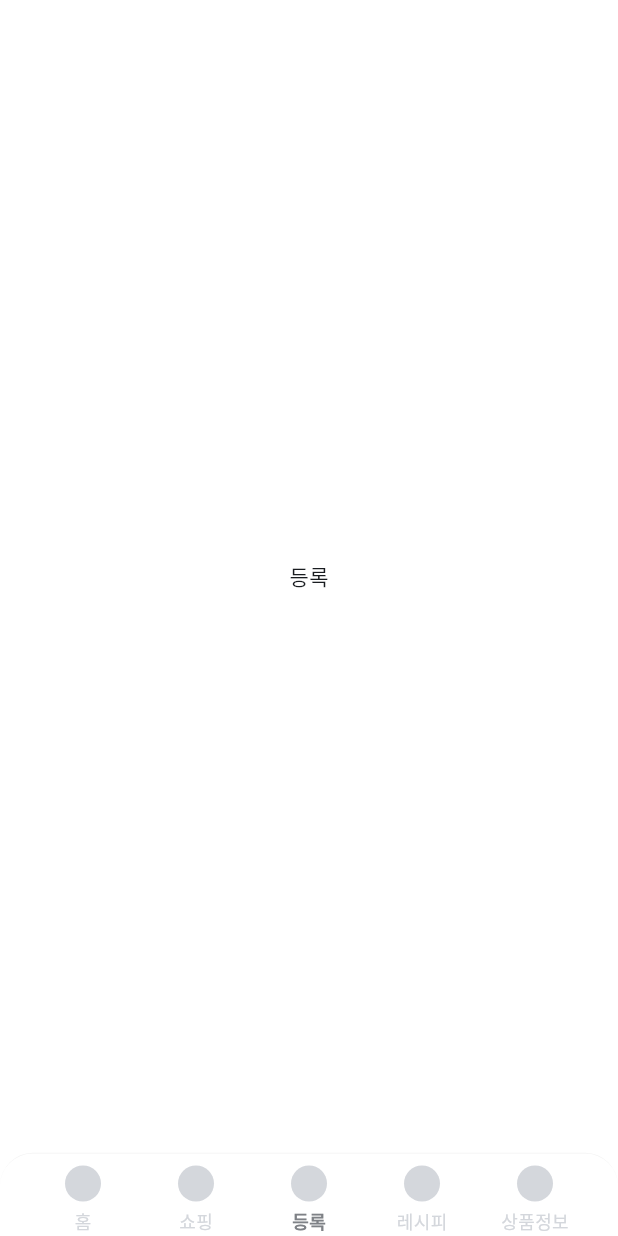
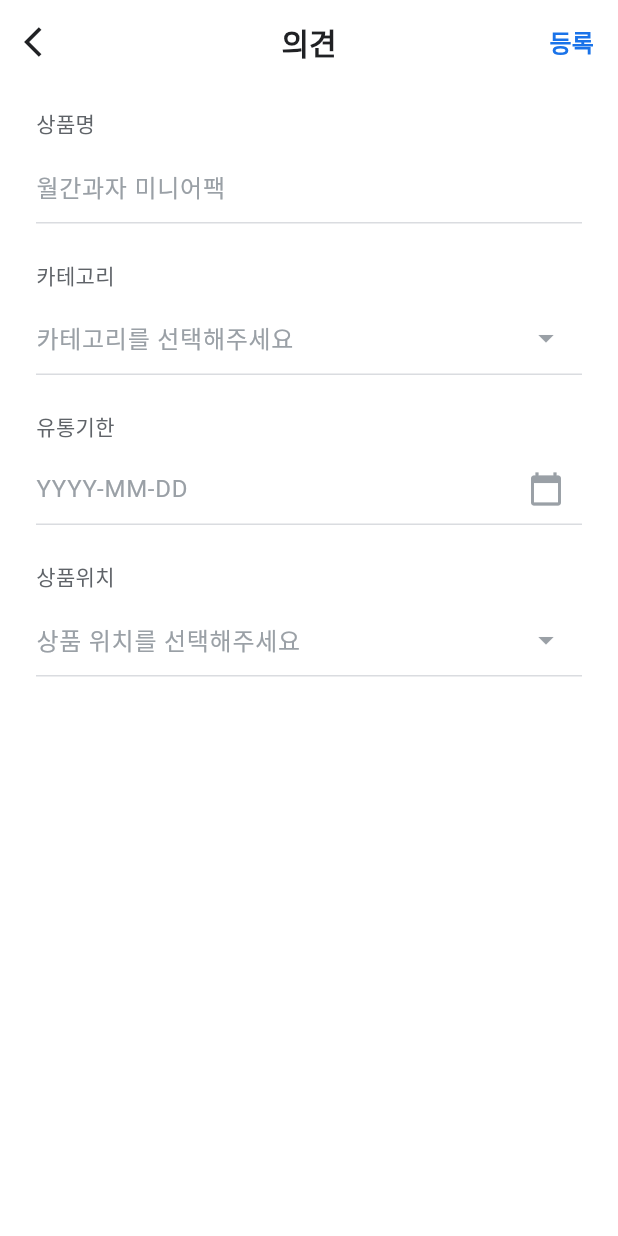
Before and after one commit to ngsgh/hoonapp010704, a Flutter app: the screen it shows after launch, item 2 of the bottom bar chosen, after a tap on "등록", on a phone screen of 412 x 824 dp. Run offline on Flutter 3.47's test engine with Material 3 defaults, Android fonts, the phone set to English and light mode, and no system bars.

Commit message:
등록페이지 완성

```diff
--- a/lib/core/theme/app_colors.dart
+++ b/lib/core/theme/app_colors.dart
@@ -1,29 +1,13 @@
 import 'package:flutter/material.dart';
 
 class AppColors {
-  // Primary Colors
-  static const Color primary = Color(0xFF2196F3);
-  static const Color primaryDark = Color(0xFF1976D2);
-  static const Color primaryLight = Color(0xFF64B5F6);
+  static const white = Colors.white;
+  static const background = Colors.white;
+  static const primary = Color(0xFF1A73E9);
 
-  // Secondary Colors
-  static const Color secondary = Color(0xFF757575);
-  static const Color secondaryDark = Color(0xFF616161);
-  static const Color secondaryLight = Color(0xFFBDBDBD);
-
-  // Status Colors
-  static const Color success = Color(0xFF4CAF50);
-  static const Color warning = Color(0xFFFFC107);
-  static const Color error = Color(0xFFE53935);
-  static const Color info = Color(0xFF2196F3);
-
-  // Background Colors
-  static const Color background = Color(0xFFFFFFFF);
-  static const Color surface = Color(0xFFF5F5F5);
-  static const Color card = Color(0xFFFFFFFF);
-
-  // Text Colors
-  static const Color textPrimary = Color(0xFF212121);
-  static const Color textSecondary = Color(0xFF757575);
-  static const Color textHint = Color(0xFF9E9E9E);
+  // Grey scale
+  static const grey900 = Color(0xFF202124);
+  static const grey700 = Color(0xFF5F6368);
+  static const grey500 = Color(0xFF9AA0A6);
+  static const grey300 = Color(0xFFDADCE0);
 }
--- a/lib/core/theme/app_spacing.dart
+++ b/lib/core/theme/app_spacing.dart
@@ -1,8 +1,5 @@
 class AppSpacing {
-  static const double xs = 4.0;
-  static const double sm = 8.0;
-  static const double md = 16.0;
-  static const double lg = 24.0;
-  static const double xl = 32.0;
-  static const double xxl = 40.0;
+  static const double small = 8.0;
+  static const double medium = 16.0;
+  static const double large = 24.0;
 }
--- a/lib/core/theme/app_typography.dart
+++ b/lib/core/theme/app_typography.dart
@@ -1,36 +1,31 @@
 import 'package:flutter/material.dart';
-import '../constants/platform_check.dart';
+import 'app_colors.dart';
 
 class AppTypography {
-  static TextTheme get textTheme {
-    if (PlatformCheck.isIOS) {
-      return const TextTheme(
-        displayLarge: TextStyle(
-          fontFamily: '.SF Pro Display',
-          fontSize: 34,
-          fontWeight: FontWeight.bold,
-        ),
-        displayMedium: TextStyle(
-          fontFamily: '.SF Pro Display',
-          fontSize: 28,
-          fontWeight: FontWeight.bold,
-        ),
-        // ... iOS 스타일 계속
-      );
-    }
+  static const title = TextStyle(
+    fontSize: 20,
+    fontWeight: FontWeight.w600,
+  );
 
-    return const TextTheme(
-      displayLarge: TextStyle(
-        fontFamily: 'Roboto',
-        fontSize: 34,
-        fontWeight: FontWeight.bold,
-      ),
-      displayMedium: TextStyle(
-        fontFamily: 'Roboto',
-        fontSize: 28,
-        fontWeight: FontWeight.bold,
-      ),
-      // ... Material 스타일 계속
-    );
-  }
+  static const button = TextStyle(
+    fontSize: 16,
+    fontWeight: FontWeight.w600,
+  );
+
+  static const label = TextStyle(
+    fontSize: 14,
+    fontWeight: FontWeight.w500,
+  );
+
+  static const body = TextStyle(
+    fontSize: 16,
+    fontWeight: FontWeight.w400,
+  );
+
+  static final textTheme = TextTheme(
+    titleLarge: title.copyWith(color: AppColors.grey900),
+    bodyLarge: body.copyWith(color: AppColors.grey900),
+    bodyMedium: label.copyWith(color: AppColors.grey700),
+    labelLarge: button.copyWith(color: AppColors.primary),
+  );
 }
--- /dev/null
+++ b/lib/features/product_register/domain/constants/product_categories.dart
@@ -0,0 +1,15 @@
+enum ProductCategory {
+  meat('육류'),
+  vegetable('채소'),
+  fruit('과일'),
+  seafood('해산물'),
+  dairy('유제품'),
+  beverage('음료'),
+  sauce('소스/양념'),
+  snack('과자/간식'),
+  frozen('냉동식품'),
+  other('기타');
+
+  final String label;
+  const ProductCategory(this.label);
+}
--- /dev/null
+++ b/lib/features/product_register/domain/constants/storage_locations.dart
@@ -0,0 +1,10 @@
+enum StorageLocation {
+  mainFridge1('주 냉장 1'),
+  mainFridge2('주 냉장 2'),
+  subFridge1('보조 냉장 1'),
+  subFridge2('보조 냉장 2'),
+  freezer('냉동실');
+
+  final String label;
+  const StorageLocation(this.label);
+}
--- /dev/null
+++ b/lib/features/product_register/presentation/pages/product_register_page.dart
@@ -0,0 +1,227 @@
+import 'package:flutter/material.dart';
+import '../../../../core/theme/app_colors.dart';
+import '../../../../core/theme/app_typography.dart';
+import '../../../../core/theme/app_spacing.dart';
+import '../../../../shared/widgets/common/detail_app_bar.dart';
+import '../../domain/constants/product_categories.dart';
+import '../../domain/constants/storage_locations.dart';
+
+class ProductRegisterPage extends StatefulWidget {
+  const ProductRegisterPage({super.key});
+
+  @override
+  State<ProductRegisterPage> createState() => _ProductRegisterPageState();
+}
+
+class _ProductRegisterPageState extends State<ProductRegisterPage> {
+  final _formKey = GlobalKey<FormState>();
+
+  final _productNameController = TextEditingController();
+  final _categoryController = TextEditingController();
+  final _expiryDateController = TextEditingController();
+  final _locationController = TextEditingController();
+
+  // 카테고리 목록
+  final List<String> _categories = [
+    '육류',
+    '채소',
+    '과일',
+    '유제품',
+    '음료',
+    '간식',
+    '기타',
+  ];
+
+  // 상품 위치 목록
+  final List<String> _locations = [
+    '주 냉장 1번',
+    '주 냉장 2번',
+    '주 냉장 3번',
+    '김치 냉장고',
+    '냉동실',
+    '실온',
+  ];
+
+  Future<void> _showSelectionDialog({
+    required String title,
+    required List<String> items,
+    required TextEditingController controller,
+  }) async {
+    await showDialog(
+      context: context,
+      builder: (context) => AlertDialog(
+        title: Text(
+          title,
+          style: AppTypography.title.copyWith(color: AppColors.grey900),
+          textAlign: TextAlign.center,
+        ),
+        content: SingleChildScrollView(
+          child: Column(
+            mainAxisSize: MainAxisSize.min,
+            children: items
+                .map(
+                  (item) => ListTile(
+                    title: Text(
+                      item,
+                      style:
+                          AppTypography.body.copyWith(color: AppColors.grey900),
+                    ),
+                    onTap: () {
+                      controller.text = item;
+                      Navigator.pop(context);
+                    },
+                  ),
+                )
+                .toList(),
+          ),
+        ),
+        shape: RoundedRectangleBorder(
+          borderRadius: BorderRadius.circular(12),
+        ),
+      ),
+    );
+  }
+
+  @override
+  void dispose() {
+    _productNameController.dispose();
+    _categoryController.dispose();
+    _expiryDateController.dispose();
+    _locationController.dispose();
+    super.dispose();
+  }
+
+  @override
+  Widget build(BuildContext context) {
+    return Scaffold(
+      backgroundColor: AppColors.white,
+      appBar: DetailAppBar(
+        title: '의견',
+        rightButtonText: '등록',
+        onRightButtonTap: () {
+          if (_formKey.currentState?.validate() ?? false) {
+            Navigator.pop(context);
+          }
+        },
+      ),
+      body: Form(
+        key: _formKey,
+        child: ListView(
+          padding: const EdgeInsets.symmetric(
+            horizontal: AppSpacing.large,
+            vertical: AppSpacing.medium,
+          ),
+          children: [
+            _buildInputField(
+              label: '상품명',
+              controller: _productNameController,
+              hintText: '월간과자 미니어팩',
+            ),
+            _buildInputField(
+              label: '카테고리',
+              controller: _categoryController,
+              hintText: '카테고리를 선택해주세요',
+              readOnly: true,
+              onTap: () => _showSelectionDialog(
+                title: '카테고리 선택',
+                items: _categories,
+                controller: _categoryController,
+              ),
+              suffixIcon:
+                  const Icon(Icons.arrow_drop_down, color: AppColors.grey500),
+            ),
+            _buildInputField(
+              label: '유통기한',
+              controller: _expiryDateController,
+              hintText: 'YYYY-MM-DD',
+              readOnly: true,
+              onTap: () async {
+                final date = await showDatePicker(
+                  context: context,
+                  initialDate: DateTime.now(),
+                  firstDate: DateTime.now(),
+                  lastDate: DateTime.now().add(const Duration(days: 365 * 10)),
+                );
+                if (date != null) {
+                  setState(() {
+                    _expiryDateController.text =
+                        '${date.year}-${date.month.toString().padLeft(2, '0')}-${date.day.toString().padLeft(2, '0')}';
+                  });
+                }
+              },
+              suffixIcon:
+                  const Icon(Icons.calendar_today, color: AppColors.grey500),
+            ),
+            _buildInputField(
+              label: '상품위치',
+              controller: _locationController,
+              hintText: '상품 위치를 선택해주세요',
+              readOnly: true,
+              onTap: () => _showSelectionDialog(
+                title: '상품 위치 선택',
+                items: _locations,
+                controller: _locationController,
+              ),
+              suffixIcon:
+                  const Icon(Icons.arrow_drop_down, color: AppColors.grey500),
+            ),
+          ],
+        ),
+      ),
+    );
+  }
+
+  Widget _buildInputField({
+    required String label,
+    required TextEditingController controller,
+    required String hintText,
+    bool readOnly = false,
+    VoidCallback? onTap,
+    Widget? suffixIcon,
+  }) {
+    return Column(
+      crossAxisAlignment: CrossAxisAlignment.start,
+      children: [
+        Text(
+          label,
+          style: AppTypography.label.copyWith(
+            color: AppColors.grey700,
+          ),
+        ),
+        const SizedBox(height: AppSpacing.small),
+        TextFormField(
+          controller: controller,
+          readOnly: readOnly,
+          onTap: onTap,
+          style: AppTypography.body.copyWith(
+            color: AppColors.grey900,
+          ),
+          decoration: InputDecoration(
+            hintText: hintText,
+            hintStyle: AppTypography.body.copyWith(
+              color: AppColors.grey500,
+            ),
+            suffixIcon: suffixIcon,
+            contentPadding: const EdgeInsets.symmetric(vertical: 12),
+            border: const UnderlineInputBorder(
+              borderSide: BorderSide(color: AppColors.grey300),
+            ),
+            enabledBorder: const UnderlineInputBorder(
+              borderSide: BorderSide(color: AppColors.grey300),
+            ),
+            focusedBorder: const UnderlineInputBorder(
+              borderSide: BorderSide(color: AppColors.primary),
+            ),
+          ),
+          validator: (value) {
+            if (value == null || value.isEmpty) {
+              return '$label을(를) 입력해주세요';
+            }
+            return null;
+          },
+        ),
+        const SizedBox(height: AppSpacing.large),
+      ],
+    );
+  }
+}
--- a/lib/main.dart
+++ b/lib/main.dart
@@ -1,5 +1,7 @@
 import 'package:flutter/material.dart';
 import 'core/theme/app_theme.dart';
+import 'features/home/presentation/pages/home_page.dart';
+import 'features/product_register/presentation/pages/product_register_page.dart';
 import 'shared/widgets/navigation/bottom_nav_bar.dart';
 
 void main() {
@@ -27,31 +29,38 @@ class RootPage extends StatefulWidget {
 }
 
 class _RootPageState extends State<RootPage> {
-  int _selectedIndex = 0;
+  int _currentIndex = 0;
 
-  // 각 탭에 해당하는 페이지 위젯들
-  final List<Widget> _pages = [
-    const Center(child: Text('홈')),
-    const Center(child: Text('쇼핑')),
-    const Center(child: Text('등록')),
-    const Center(child: Text('레시피')),
-    const Center(child: Text('상품정보')),
-  ];
-
-  void _onItemTapped(int index) {
-    setState(() {
-      _selectedIndex = index;
-    });
+  void _onTabTapped(int index) {
+    if (index == 2) {
+      Navigator.of(context).push(
+        MaterialPageRoute(
+          builder: (context) => const ProductRegisterPage(),
+        ),
+      );
+    } else {
+      setState(() {
+        _currentIndex = index;
+      });
+    }
   }
 
   @override
   Widget build(BuildContext context) {
     return Scaffold(
-      backgroundColor: Colors.white,
-      body: _pages[_selectedIndex], // 선택된 인덱스의 페이지만 표시
+      body: IndexedStack(
+        index: _currentIndex,
+        children: [
+          const HomePage(),
+          const Center(child: Text('쇼핑')),
+          const SizedBox.shrink(),
+          const Center(child: Text('레시피')),
+          const Center(child: Text('상품정보')),
+        ],
+      ),
       bottomNavigationBar: AppBottomNavBar(
-        currentIndex: _selectedIndex,
-        onTap: _onItemTapped,
+        currentIndex: _currentIndex,
+        onTap: _onTabTapped,
       ),
     );
   }
--- /dev/null
+++ b/lib/shared/widgets/common/detail_app_bar.dart
@@ -0,0 +1,66 @@
+import 'package:flutter/material.dart';
+import '../../../core/theme/app_colors.dart';
+import '../../../core/theme/app_typography.dart';
+import '../../../core/theme/app_spacing.dart';
+
+class DetailAppBar extends StatelessWidget implements PreferredSizeWidget {
+  final String title;
+  final String rightButtonText;
+  final VoidCallback? onRightButtonTap;
+
+  const DetailAppBar({
+    super.key,
+    required this.title,
+    required this.rightButtonText,
+    this.onRightButtonTap,
+  });
+
+  @override
+  Widget build(BuildContext context) {
+    return AppBar(
+      backgroundColor: AppColors.white,
+      elevation: 0,
+      leading: IconButton(
+        icon: const Icon(
+          Icons.arrow_back_ios,
+          color: AppColors.grey900,
+          size: 24,
+        ),
+        onPressed: () => Navigator.pop(context),
+      ),
+      title: Text(
+        title,
+        style: AppTypography.title.copyWith(
+          color: AppColors.grey900,
+          fontSize: 20,
+          fontWeight: FontWeight.w600,
+        ),
+      ),
+      centerTitle: true,
+      actions: [
+        Padding(
+          padding: const EdgeInsets.only(right: 16),
+          child: TextButton(
+            onPressed: onRightButtonTap,
+            style: TextButton.styleFrom(
+              minimumSize: Size.zero,
+              padding: EdgeInsets.zero,
+              tapTargetSize: MaterialTapTargetSize.shrinkWrap,
+            ),
+            child: Text(
+              rightButtonText,
+              style: AppTypography.button.copyWith(
+                color: AppColors.primary,
+                fontSize: 16,
+                fontWeight: FontWeight.w600,
+              ),
+            ),
+          ),
+        ),
+      ],
+    );
+  }
+
+  @override
+  Size get preferredSize => const Size.fromHeight(56);
+}
```
Also changed, not shown: lib/core/theme/app_navigation_theme.dart (added, +28 -0 lines), lib/features/home/domain/models/product.dart (added, +13 -0 lines), lib/features/home/presentation/widgets/product_list_item.dart (added, +77 -0 lines), lib/shared/widgets/common/app_bar_with_back.dart (added, +50 -0 lines).
